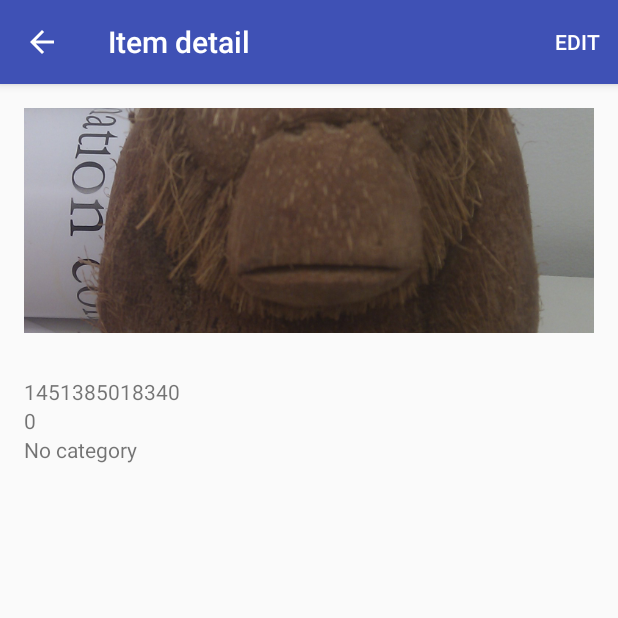
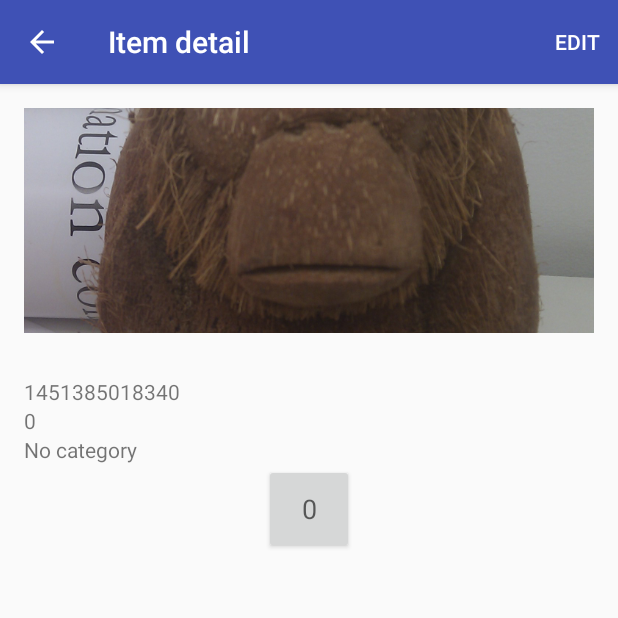
Before and after one commit to Buntworthy/FreezeUp, an Android app: the DetailActivityFragment screen opened directly, with no data from a screen before it, on a phone screen of 412 x 824 dp, the top half of it. Run offline under Robolectric (Android 15) with nearby library versions, the phone set to English and light mode, and no system bars; 1 statement that could not run was skipped.

Commit message:
Detail fragment decrement button

```diff
--- a/app/src/main/java/com/cutsquash/freezeup/DetailActivityFragment.java
+++ b/app/src/main/java/com/cutsquash/freezeup/DetailActivityFragment.java
@@ -12,11 +12,13 @@ import android.view.MenuInflater;
 import android.view.MenuItem;
 import android.view.View;
 import android.view.ViewGroup;
+import android.widget.Button;
 import android.widget.ImageView;
 import android.widget.TextView;
 
 import com.bumptech.glide.Glide;
 import com.cutsquash.freezeup.data.Contract;
+import com.cutsquash.freezeup.utils.DecrementListener;
 
 import java.io.File;
 
@@ -114,5 +116,9 @@ public class DetailActivityFragment extends Fragment
                     .centerCrop().into(imageView);
         }
 
+        Button decrementButton = (Button) rootView.findViewById(R.id.detail_quantity_button);
+        decrementButton.setOnClickListener(new DecrementListener(getContext(), item.getId()));
+        decrementButton.setText(item.getQuantityString());
+
     }
 }
--- a/app/src/main/java/com/cutsquash/freezeup/Item.java
+++ b/app/src/main/java/com/cutsquash/freezeup/Item.java
@@ -34,6 +34,7 @@ public class Item implements LoaderManager.LoaderCallbacks<Cursor> {
     private ItemViewer mItemViewer;
     private Fragment mFragment;
     private Uri mUri;
+    private Long mId;
     private String mName = "test";
     private long mDate = 1324354;
     private int mQuantity = 1;
@@ -197,9 +198,11 @@ public class Item implements LoaderManager.LoaderCallbacks<Cursor> {
         return Long.toString(mDate);
     }
 
-    public String getImagePath() {return mImagePath; }
+    public String getImagePath() { return mImagePath; }
 
-    public int getCategory() {return mCategory; }
+    public int getCategory() { return mCategory; }
+
+    public long getId() { return mId; }
 
     // Setters /////
     public void setName(String mName) {
@@ -229,6 +232,7 @@ public class Item implements LoaderManager.LoaderCallbacks<Cursor> {
     public void onLoadFinished(Loader<Cursor> loader, Cursor data) {
 
         if (data.moveToFirst()) {
+            mId = data.getLong(data.getColumnIndex(Contract._ID));
             mName = data.getString(data.getColumnIndex(Contract.COL_ITEM_NAME));
             mDate = data.getLong(data.getColumnIndex(Contract.COL_DATE));
             mQuantity = data.getInt(data.getColumnIndex(Contract.COL_QUANTITY));
--- a/app/src/main/res/layout/fragment_detail.xml
+++ b/app/src/main/res/layout/fragment_detail.xml
@@ -37,5 +37,14 @@
         android:layout_height="wrap_content"
         android:id="@+id/detail_category" />
 
+    <Button
+        android:id="@+id/detail_quantity_button"
+        android:layout_width="60dp"
+        android:layout_height="60dp"
+        android:textAppearance="?android:textAppearanceMedium"
+        android:gravity="center"
+        android:layout_gravity="center"
+        android:focusable="false"/>
+
 
 </LinearLayout>
```
